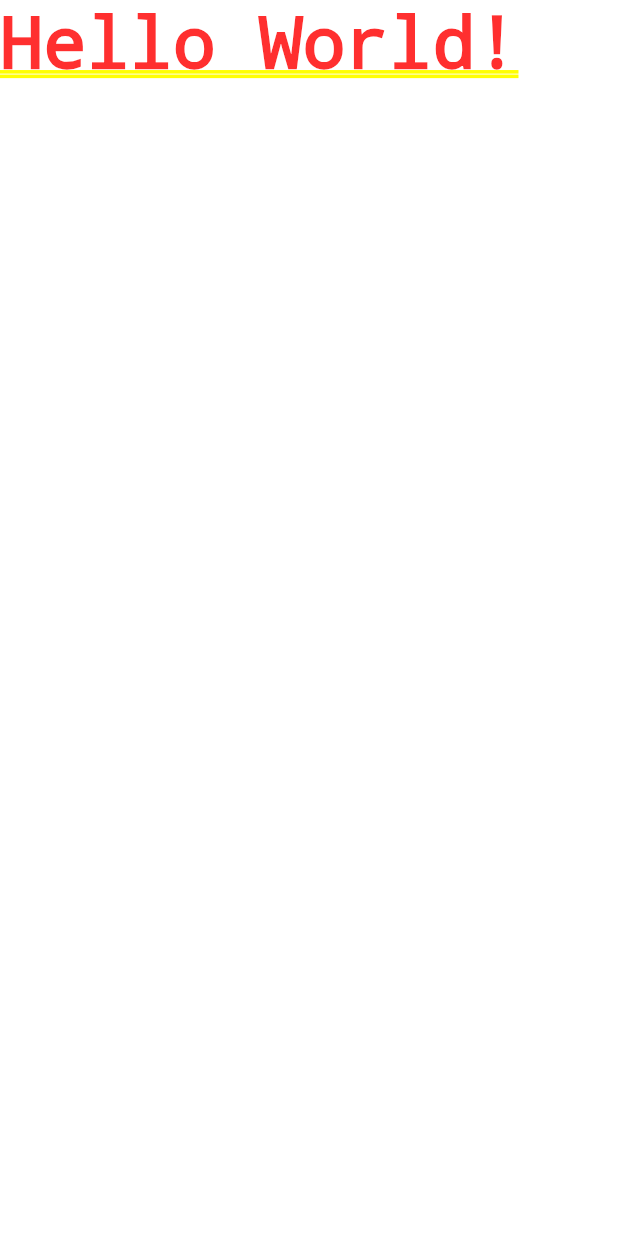
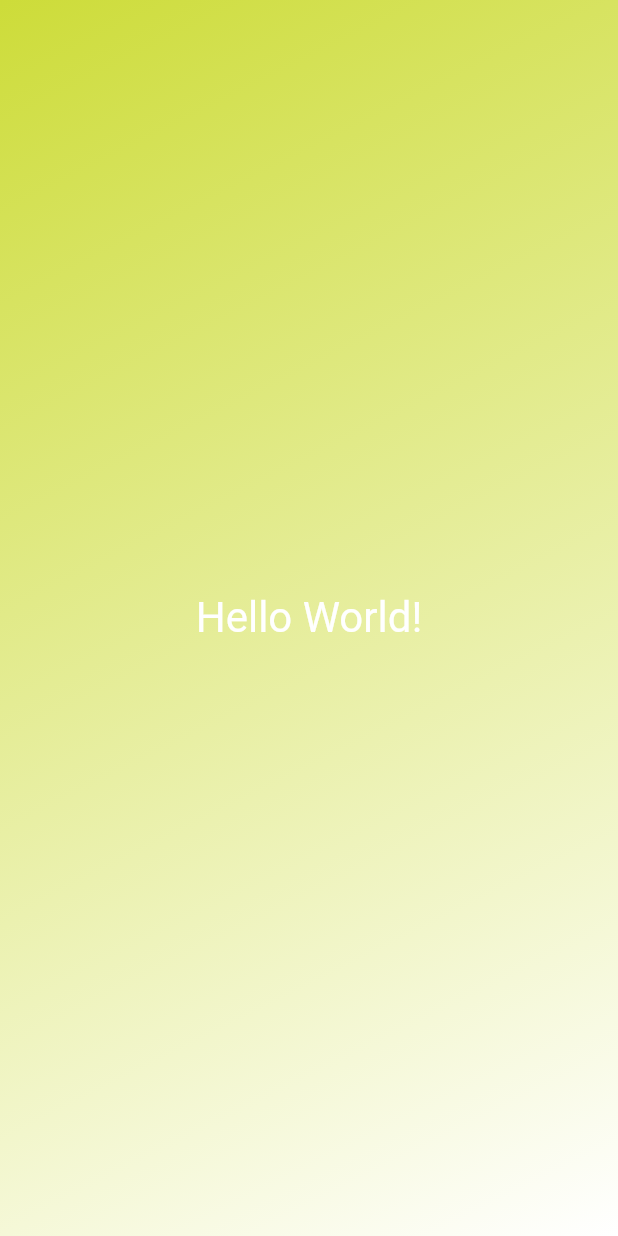
Before and after one commit to kisyam/dartEveryDay, a Flutter app: the screen it shows after launch, on a phone screen of 412 x 824 dp. Run offline on Flutter 3.47's test engine with Material 2 defaults, Android fonts, the light colour scheme and no system bars.

Commit message:
constructor

```diff
--- a/lib/main.dart
+++ b/lib/main.dart
@@ -26,7 +26,40 @@ import 'package:flutter/material.dart';
 void main() {
   runApp(
     const MaterialApp(
-      home: Text("Hello World!"),
+      home: Scaffold(
+        body: GradientContainer(),
+      ),
     ),
   );
 }
+
+class GradientContainer extends StatelessWidget {
+  //* super refers to the parent class
+  const GradientContainer({super.key});
+
+  @override
+  //* Called for you, automatically, by Flutter (when it renders the user interface)
+  Widget build(BuildContext context) {
+    return Container(
+      decoration: const BoxDecoration(
+        gradient: LinearGradient(
+          colors: [
+            Colors.lime,
+            Colors.white,
+          ],
+          begin: Alignment.topLeft,
+          end: Alignment.bottomRight,
+        ),
+      ),
+      child: const Center(
+        child: Text(
+          "Hello World!",
+          style: TextStyle(
+            color: Colors.white,
+            fontSize: 28,
+          ),
+        ),
+      ),
+    );
+  }
+}
```
